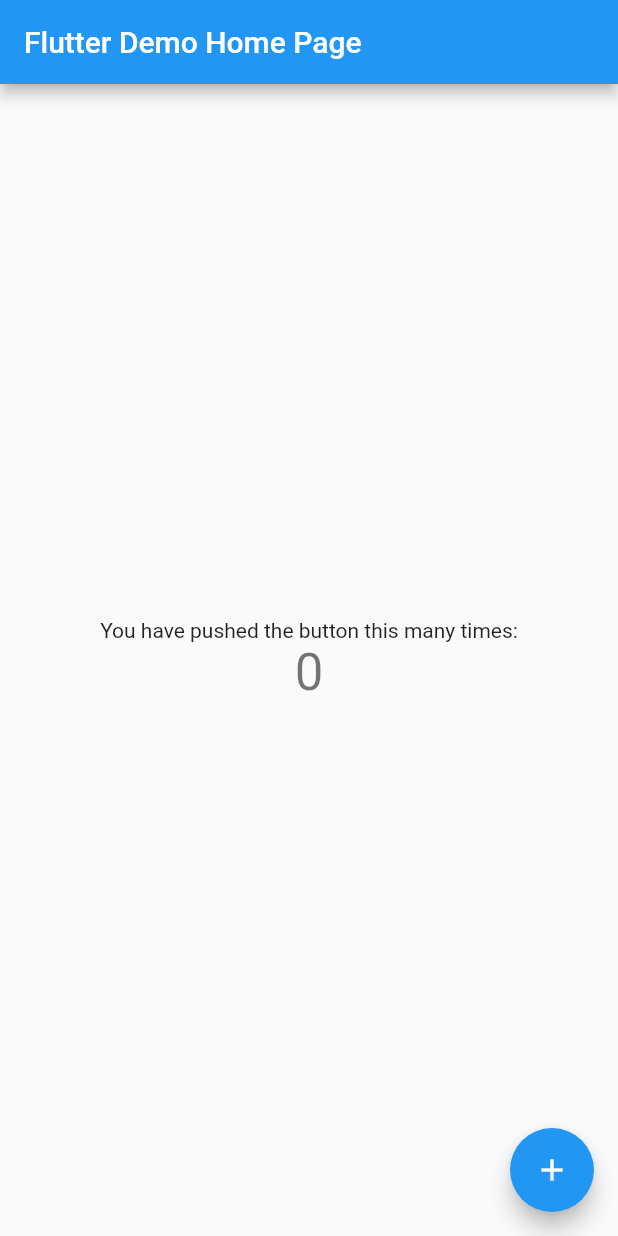
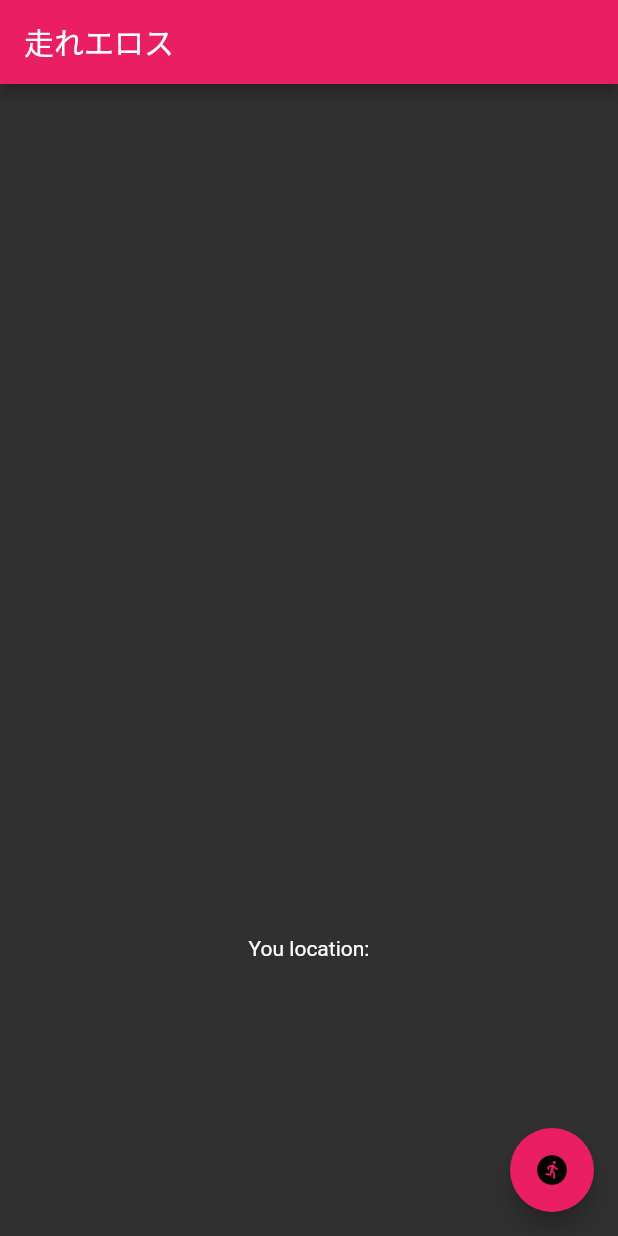
Before and after one commit to shotaro0211/eros, a Flutter app: the screen it shows after launch, on a phone screen of 412 x 824 dp. Run offline on Flutter 3.47's test engine with Material 2 defaults, Android fonts, the light colour scheme and no system bars; our stand-ins replace location.

Commit message:
add distance

```diff
--- a/lib/main.dart
+++ b/lib/main.dart
@@ -1,4 +1,6 @@
+import 'package:eros/ui/theme/default_theme.dart';
 import 'package:flutter/material.dart';
+import 'package:location/location.dart';
 
 void main() {
   runApp(const MyApp());
@@ -11,36 +13,15 @@
   @override
   Widget build(BuildContext context) {
     return MaterialApp(
-      title: 'Flutter Demo',
-      theme: ThemeData(
-        // This is the theme of your application.
-        //
-        // Try running your application with "flutter run". You'll see the
-        // application has a blue toolbar. Then, without quitting the app, try
-        // changing the primarySwatch below to Colors.green and then invoke
-        // "hot reload" (press "r" in the console where you ran "flutter run",
-        // or simply save your changes to "hot reload" in a Flutter IDE).
-        // Notice that the counter didn't reset back to zero; the application
-        // is not restarted.
-        primarySwatch: Colors.blue,
-      ),
-      home: const MyHomePage(title: 'Flutter Demo Home Page'),
+      title: '走れエロス',
+      theme: defaultTheme,
+      home: const MyHomePage(title: '走れエロス'),
     );
   }
 }
 
 class MyHomePage extends StatefulWidget {
   const MyHomePage({Key? key, required this.title}) : super(key: key);
-
-  // This widget is the home page of your application. It is stateful, meaning
-  // that it has a State object (defined below) that contains fields that affect
-  // how it looks.
-
-  // This class is the configuration for the state. It holds the values (in this
-  // case the title) provided by the parent (in this case the App widget) and
-  // used by the build method of the State. Fields in a Widget subclass are
-  // always marked "final".
-
   final String title;
 
   @override
@@ -48,68 +29,103 @@
 }
 
 class _MyHomePageState extends State<MyHomePage> {
-  int _counter = 0;
+  String _currentLocation = "";
+  final LocatioinPainter _painter = LocatioinPainter();
 
-  void _incrementCounter() {
-    setState(() {
-      // This call to setState tells the Flutter framework that something has
-      // changed in this State, which causes it to rerun the build method below
-      // so that the display can reflect the updated values. If we changed
-      // _counter without calling setState(), then the build method would not be
-      // called again, and so nothing would appear to happen.
-      _counter++;
+  @override
+  void initState() {
+    super.initState();
+  }
+
+  void _listenLocation() async {
+    Location location = Location();
+
+    bool _serviceEnabled;
+    PermissionStatus _permissionGranted;
+
+    _serviceEnabled = await location.serviceEnabled();
+    if (!_serviceEnabled) {
+      _serviceEnabled = await location.requestService();
+      if (!_serviceEnabled) {
+        return;
+      }
+    }
+
+    _permissionGranted = await location.hasPermission();
+    if (_permissionGranted == PermissionStatus.denied) {
+      _permissionGranted = await location.requestPermission();
+      if (_permissionGranted != PermissionStatus.granted) {
+        return;
+      }
+    }
+
+    location.onLocationChanged.listen((LocationData currentLocation) {
+      setState(() {
+        _currentLocation = currentLocation.toString();
+        _painter.add(currentLocation.latitude!, currentLocation.longitude!);
+      });
     });
   }
 
   @override
   Widget build(BuildContext context) {
-    // This method is rerun every time setState is called, for instance as done
-    // by the _incrementCounter method above.
-    //
-    // The Flutter framework has been optimized to make rerunning build methods
-    // fast, so that you can just rebuild anything that needs updating rather
-    // than having to individually change instances of widgets.
     return Scaffold(
       appBar: AppBar(
-        // Here we take the value from the MyHomePage object that was created by
-        // the App.build method, and use it to set our appbar title.
         title: Text(widget.title),
       ),
       body: Center(
-        // Center is a layout widget. It takes a single child and positions it
-        // in the middle of the parent.
         child: Column(
-          // Column is also a layout widget. It takes a list of children and
-          // arranges them vertically. By default, it sizes itself to fit its
-          // children horizontally, and tries to be as tall as its parent.
-          //
-          // Invoke "debug painting" (press "p" in the console, choose the
-          // "Toggle Debug Paint" action from the Flutter Inspector in Android
-          // Studio, or the "Toggle Debug Paint" command in Visual Studio Code)
-          // to see the wireframe for each widget.
-          //
-          // Column has various properties to control how it sizes itself and
-          // how it positions its children. Here we use mainAxisAlignment to
-          // center the children vertically; the main axis here is the vertical
-          // axis because Columns are vertical (the cross axis would be
-          // horizontal).
           mainAxisAlignment: MainAxisAlignment.center,
           children: <Widget>[
+            SizedBox(
+              width: 400,
+              height: 400,
+              child: CustomPaint(
+                painter: _painter,
+              ),
+            ),
             const Text(
-              'You have pushed the button this many times:',
+              'You location:',
             ),
             Text(
-              '$_counter',
-              style: Theme.of(context).textTheme.headline4,
+              _currentLocation,
+              style: Theme.of(context).textTheme.bodyText1,
             ),
           ],
         ),
       ),
       floatingActionButton: FloatingActionButton(
-        onPressed: _incrementCounter,
-        tooltip: 'Increment',
-        child: const Icon(Icons.add),
-      ), // This trailing comma makes auto-formatting nicer for build methods.
+        onPressed: _listenLocation,
+        tooltip: 'Start Run',
+        child: const Icon(Icons.run_circle_rounded),
+      ),
     );
   }
 }
+
+class LocatioinPainter extends CustomPainter {
+  List<double> lats = [];
+  List<double> longs = [];
+
+  void add(double lat, double long) {
+    lats.add(lat);
+    longs.add(long);
+  }
+
+  @override
+  void paint(Canvas canvas, Size size) {
+    final paint = Paint()..color = Colors.pink;
+    for (var i = 0; i < lats.length; i++) {
+      canvas.drawCircle(
+          Offset((lats[1] - lats[i]) * 100000 + 200,
+              (longs[1] - longs[i]) * 100000 + 200),
+          3,
+          paint);
+    }
+  }
+
+  @override
+  bool shouldRepaint(covariant CustomPainter oldDelegate) {
+    return true;
+  }
+}
--- /dev/null
+++ b/lib/ui/theme/default_theme.dart
@@ -0,0 +1,13 @@
+import 'package:flutter/material.dart';
+
+final defaultTheme = ThemeData.dark().copyWith(
+  primaryColor: Colors.pink,
+  secondaryHeaderColor: Colors.pink,
+  appBarTheme: const AppBarTheme(color: Colors.pink),
+  colorScheme: const ColorScheme.dark().copyWith(
+    secondary: Colors.pink,
+  ),
+  chipTheme: ThemeData.dark().chipTheme.copyWith(
+        selectedColor: Colors.pink,
+      ),
+);
```
